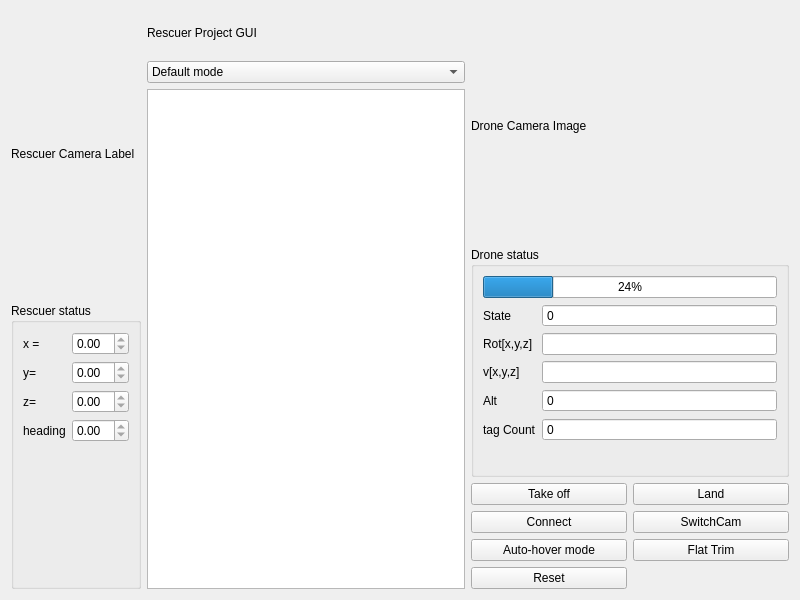
This is src/rescuer_project/main_window.ui in axilos22/rescuer_project as Qt 5 draws it before an edit. The edited form follows.
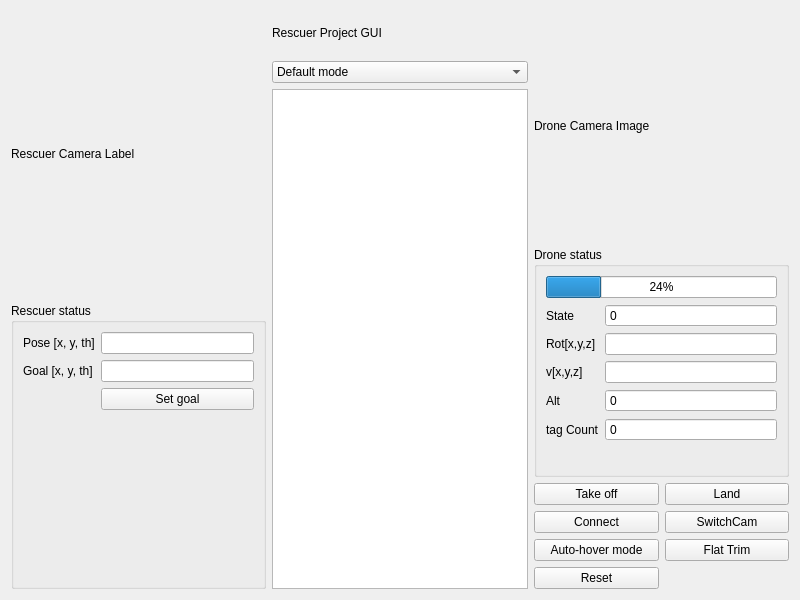
This is the edited form.

Commit message: Display rescuer position Set goal for mobile base

```diff
--- a/src/rescuer_project/main_window.ui
+++ b/src/rescuer_project/main_window.ui
@@ -51,59 +51,27 @@
             <item row="0" column="0">
              <widget class="QLabel" name="xLabel">
               <property name="text">
-               <string>x =</string>
+               <string>Pose [x, y, th]</string>
               </property>
              </widget>
             </item>
             <item row="0" column="1">
-             <widget class="QDoubleSpinBox" name="xDoubleSpinBox">
-              <property name="readOnly">
-               <bool>true</bool>
-              </property>
-             </widget>
+             <widget class="QLineEdit" name="poseLineEdit"/>
             </item>
             <item row="1" column="0">
              <widget class="QLabel" name="yLabel">
               <property name="text">
-               <string>y=</string>
+               <string>Goal [x, y, th]</string>
               </property>
              </widget>
             </item>
             <item row="1" column="1">
-             <widget class="QDoubleSpinBox" name="yDoubleSpinBox">
-              <property name="readOnly">
-               <bool>true</bool>
-              </property>
-             </widget>
-            </item>
-            <item row="2" column="0">
-             <widget class="QLabel" name="zLabel">
-              <property name="text">
-               <string>z=</string>
-              </property>
-             </widget>
+             <widget class="QLineEdit" name="goalLineEdit"/>
             </item>
             <item row="2" column="1">
-             <widget class="QDoubleSpinBox" name="zDoubleSpinBox">
-              <property name="readOnly">
-               <bool>true</bool>
-              </property>
-             </widget>
-            </item>
-            <item row="3" column="0">
-             <widget class="QLabel" name="headingLabel">
+             <widget class="QPushButton" name="goalButton">
               <property name="text">
-               <string>heading</string>
-              </property>
-             </widget>
-            </item>
-            <item row="3" column="1">
-             <widget class="QDoubleSpinBox" name="headingDoubleSpinBox">
-              <property name="enabled">
-               <bool>true</bool>
-              </property>
-              <property name="readOnly">
-               <bool>true</bool>
+               <string>Set goal</string>
               </property>
              </widget>
             </item>
```
Left out of the diff: 4 changed lines with no effect on the pictures. The commit also changes 4 other files.
